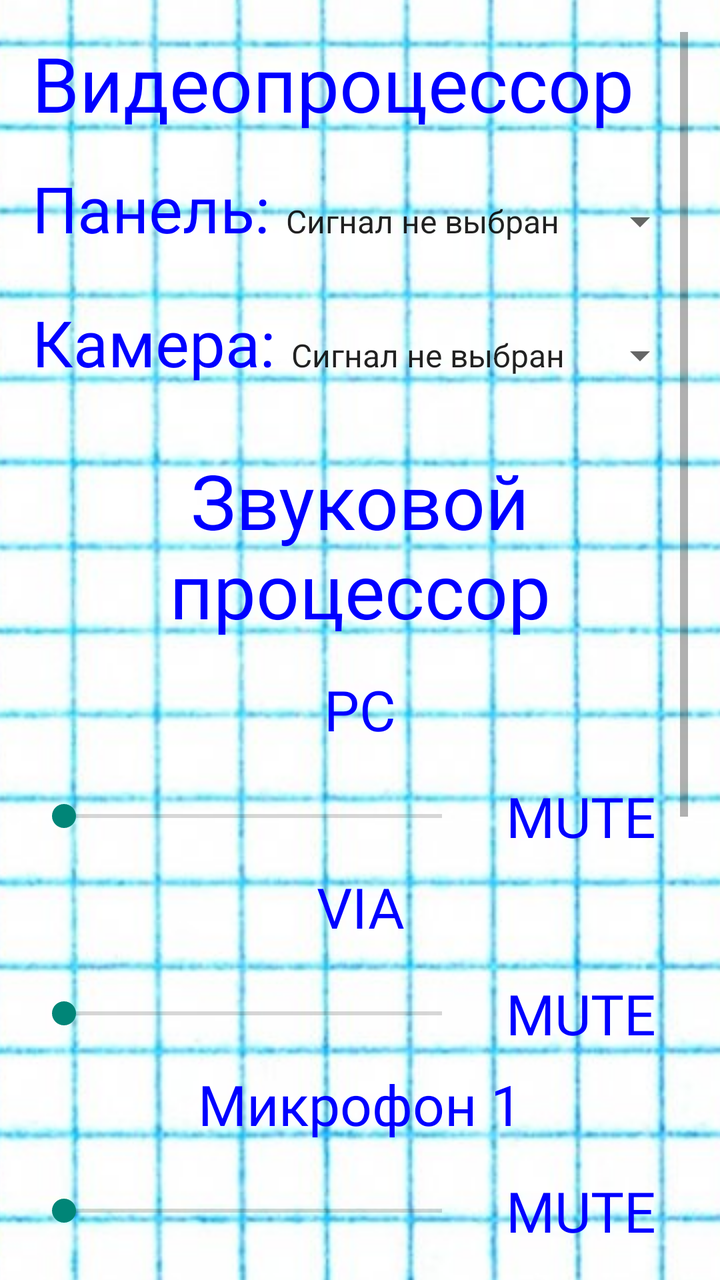
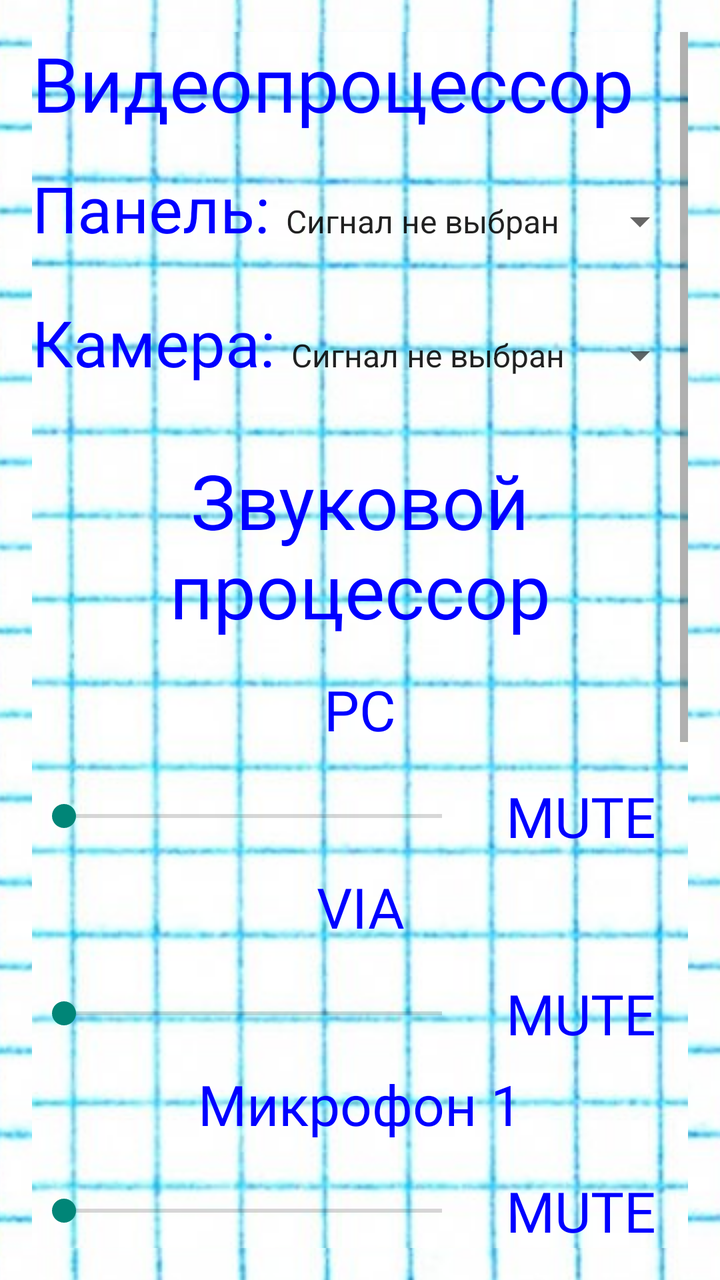

Screens rendered from an Android XML layout before and after an edit, with the pre-edit source and the edit as a unified diff.
<!-- AndroidManifest.xml: application theme Theme.AppCompat.Light.DarkActionBar -->
<!-- res/layout/activity_control.xml -->
<?xml version="1.0" encoding="utf-8"?>
<ScrollView xmlns:android="http://schemas.android.com/apk/res/android"
    android:layout_width="match_parent"
    android:layout_height="match_parent"
    android:padding="16dp"
    android:background="@drawable/background"> 

    <LinearLayout
        android:layout_width="match_parent"
        android:layout_height="wrap_content"
        android:orientation="vertical">

        
        <LinearLayout
            android:layout_width="match_parent"
            android:layout_height="wrap_content"
            android:orientation="vertical"
            android:paddingBottom="16dp">

            <TextView
                android:layout_width="wrap_content"
                android:layout_height="wrap_content"
                android:text="Видеопроцессор"
                android:textSize="38sp"
                android:gravity="center"
                android:textColor="#0000FF"
                android:fontFamily="@font/bohema_pink"
                android:paddingBottom="16dp"
                android:autoSizeTextType="uniform"
                android:autoSizeMinTextSize="24sp"
                android:autoSizeMaxTextSize="48sp"
                android:autoSizeStepGranularity="2sp" />

            
            <LinearLayout
                android:layout_width="match_parent"
                android:layout_height="wrap_content"
                android:orientation="horizontal"
                android:paddingBottom="8dp">

                <TextView
                    android:layout_width="wrap_content"
                    android:layout_height="wrap_content"
                    android:text="Панель:"
                    android:textSize="32sp"
                    android:gravity="center"
                    android:textColor="#0000FF"
                    android:fontFamily="@font/bohema_pink"
                    android:paddingBottom="16dp"
                    android:autoSizeTextType="uniform"
                    android:autoSizeMinTextSize="24sp"
                    android:autoSizeMaxTextSize="48sp"
                    android:autoSizeStepGranularity="2sp" />

                <Spinner
                    android:id="@+id/spinner_video_output_panel"
                    android:layout_width="0dp"
                    android:layout_height="wrap_content"
                    android:layout_weight="1"
                    android:prompt="@string/video_input"
                    android:entries="@array/video_inputs" />
            </LinearLayout>

            
            <LinearLayout
                android:layout_width="match_parent"
                android:layout_height="wrap_content"
                android:orientation="horizontal">

                <TextView
                    android:layout_width="wrap_content"
                    android:layout_height="wrap_content"
                    android:text="Камера:"
                    android:textSize="32sp"
                    android:gravity="center"
                    android:textColor="#0000FF"
                    android:fontFamily="@font/bohema_pink"
                    android:paddingBottom="16dp"
                    android:autoSizeTextType="uniform"
                    android:autoSizeMinTextSize="24sp"
                    android:autoSizeMaxTextSize="48sp"
                    android:autoSizeStepGranularity="2sp" />

                <Spinner
                    android:id="@+id/spinner_video_output_camera"
                    android:layout_width="0dp"
                    android:layout_height="wrap_content"
                    android:layout_weight="1"
                    android:prompt="@string/video_input"
                    android:entries="@array/video_inputs" />
            </LinearLayout>
        </LinearLayout>

        
        <LinearLayout
            android:layout_width="match_parent"
            android:layout_height="wrap_content"
            android:orientation="vertical"
            android:paddingBottom="16dp">

            <TextView
                android:layout_width="wrap_content"
                android:layout_height="wrap_content"
                android:text="Звуковой процессор"
                android:textSize="38sp"
                android:gravity="center"
                android:textColor="#0000FF"
                android:fontFamily="@font/bohema_pink"
                android:paddingBottom="16dp"
                android:autoSizeTextType="uniform"
                android:autoSizeMinTextSize="24sp"
                android:autoSizeMaxTextSize="48sp"
                android:autoSizeStepGranularity="2sp" />

            
            <LinearLayout
                android:layout_width="match_parent"
                android:layout_height="wrap_content"
                android:orientation="vertical"
                android:paddingBottom="8dp">

                
                <TextView
                    android:layout_width="match_parent"
                    android:layout_height="wrap_content"
                    android:text="PC"
                    android:textSize="28sp"
                    android:gravity="center"
                    android:textColor="#0000FF"
                    android:fontFamily="@font/bohema_pink"
                    android:paddingBottom="16dp"
                    android:autoSizeTextType="uniform"
                    android:autoSizeMinTextSize="24sp"
                    android:autoSizeMaxTextSize="48sp"
                    android:autoSizeStepGranularity="2sp" />

                
                <LinearLayout
                    android:layout_width="match_parent"
                    android:layout_height="wrap_content"
                    android:orientation="horizontal">

                    
                    <SeekBar
                        android:id="@+id/seekBar_volume_pc"
                        android:layout_width="0dp"
                        android:layout_height="wrap_content"
                        android:layout_weight="1"
                        android:max="100"
                        android:layout_gravity="center_vertical" />

                    
                    <TextView
                        android:id="@+id/text_mute_pc"
                        android:layout_width="wrap_content"
                        android:layout_height="wrap_content"
                        android:text="MUTE"
                        android:textSize="28sp"
                        android:gravity="center"
                        android:textColor="#0000FF"
                        android:fontFamily="@font/bohema_pink"
                        android:paddingLeft="16dp"
                        android:paddingRight="16dp"
                        android:clickable="true"
                        android:focusable="true" />
                </LinearLayout>
            </LinearLayout>

            
            <LinearLayout
                android:layout_width="match_parent"
                android:layout_height="wrap_content"
                android:orientation="vertical"
                android:paddingBottom="8dp">

                
                <TextView
                    android:layout_width="match_parent"
                    android:layout_height="wrap_content"
                    android:text="VIA"
                    android:textSize="28sp"
                    android:gravity="center"
                    android:textColor="#0000FF"
                    android:fontFamily="@font/bohema_pink"
                    android:paddingBottom="16dp"
                    android:autoSizeTextType="uniform"
                    android:autoSizeMinTextSize="24sp"
                    android:autoSizeMaxTextSize="48sp"
                    android:autoSizeStepGranularity="2sp" />

                
                <LinearLayout
                    android:layout_width="match_parent"
                    android:layout_height="wrap_content"
                    android:orientation="horizontal">

                    
                    <SeekBar
                        android:id="@+id/seekBar_volume_via"
                        android:layout_width="0dp"
                        android:layout_height="wrap_content"
                        android:layout_weight="1"
                        android:max="100"
                        android:layout_gravity="center_vertical" />

                    
                    <TextView
                        android:id="@+id/text_mute_via"
                        android:layout_width="wrap_content"
                        android:layout_height="wrap_content"
                        android:text="MUTE"
                        android:textSize="28sp"
                        android:gravity="center"
                        android:textColor="#0000FF"
                        android:fontFamily="@font/bohema_pink"
                        android:paddingLeft="16dp"
                        android:paddingRight="16dp"
                        android:clickable="true"
                        android:focusable="true" />
                </LinearLayout>
            </LinearLayout>

            
            <LinearLayout
                android:layout_width="match_parent"
                android:layout_height="wrap_content"
                android:orientation="vertical"
                android:paddingBottom="8dp">

                
                <TextView
                    android:layout_width="match_parent"
                    android:layout_height="wrap_content"
                    android:text="Микрофон 1"
                    android:textSize="28sp"
                    android:gravity="center"
                    android:textColor="#0000FF"
                    android:fontFamily="@font/bohema_pink"
                    android:paddingBottom="16dp"
                    android:autoSizeTextType="uniform"
                    android:autoSizeMinTextSize="24sp"
                    android:autoSizeMaxTextSize="48sp"
                    android:autoSizeStepGranularity="2sp" />

                
                <LinearLayout
                    android:layout_width="match_parent"
                    android:layout_height="wrap_content"
                    android:orientation="horizontal">

                    
                    <SeekBar
                        android:id="@+id/seekBar_volume_microphone_1"
                        android:layout_width="0dp"
                        android:layout_height="wrap_content"
                        android:layout_weight="1"
                        android:max="100"
                        android:layout_gravity="center_vertical" />

                    
                    <TextView
                        android:id="@+id/text_mute_microphone_1"
                        android:layout_width="wrap_content"
                        android:layout_height="wrap_content"
                        android:text="MUTE"
                        android:textSize="28sp"
                        android:gravity="center"
                        android:textColor="#0000FF"
                        android:fontFamily="@font/bohema_pink"
                        android:paddingLeft="16dp"
                        android:paddingRight="16dp"
                        android:clickable="true"
                        android:focusable="true" />
                </LinearLayout>
            </LinearLayout>

            
            <LinearLayout
                android:layout_width="match_parent"
                android:layout_height="wrap_content"
                android:orientation="vertical"
                android:paddingBottom="8dp">

                
                <TextView
                    android:layout_width="match_parent"
                    android:layout_height="wrap_content"
                    android:text="Микрофон 2"
                    android:textSize="28sp"
                    android:gravity="center"
                    android:textColor="#0000FF"
                    android:fontFamily="@font/bohema_pink"
                    android:paddingBottom="16dp"
                    android:autoSizeTextType="uniform"
                    android:autoSizeMinTextSize="24sp"
                    android:autoSizeMaxTextSize="48sp"
                    android:autoSizeStepGranularity="2sp" />

                
                <LinearLayout
                    android:layout_width="match_parent"
                    android:layout_height="wrap_content"
                    android:orientation="horizontal">

                    
                    <SeekBar
                        android:id="@+id/seekBar_volume_microphone_2"
                        android:layout_width="0dp"
                        android:layout_height="wrap_content"
                        android:layout_weight="1"
                        android:max="100"
                        android:layout_gravity="center_vertical" />

                    
                    <TextView
                        android:id="@+id/text_mute_microphone_2"
                        android:layout_width="wrap_content"
                        android:layout_height="wrap_content"
                        android:text="MUTE"
                        android:textSize="28sp"
                        android:gravity="center"
                        android:textColor="#0000FF"
                        android:fontFamily="@font/bohema_pink"
                        android:paddingLeft="16dp"
                        android:paddingRight="16dp"
                        android:clickable="true"
                        android:focusable="true" />
                </LinearLayout>
            </LinearLayout>

            
            <LinearLayout
                android:layout_width="match_parent"
                android:layout_height="wrap_content"
                android:orientation="vertical"
                android:paddingBottom="8dp">

                
                <TextView
                    android:layout_width="match_parent"
                    android:layout_height="wrap_content"
                    android:text="Микрофон 3"
                    android:textSize="28sp"
                    android:gravity="center"
                    android:textColor="#0000FF"
                    android:fontFamily="@font/bohema_pink"
                    android:paddingBottom="16dp"
                    android:autoSizeTextType="uniform"
                    android:autoSizeMinTextSize="24sp"
                    android:autoSizeMaxTextSize="48sp"
                    android:autoSizeStepGranularity="2sp" />

                
                <LinearLayout
                    android:layout_width="match_parent"
                    android:layout_height="wrap_content"
                    android:orientation="horizontal">

                    
                    <SeekBar
                        android:id="@+id/seekBar_volume_microphone_3"
                        android:layout_width="0dp"
                        android:layout_height="wrap_content"
                        android:layout_weight="1"
                        android:max="100"
                        android:layout_gravity="center_vertical" />

                    
                    <TextView
                        android:id="@+id/text_mute_microphone_3"
                        android:layout_width="wrap_content"
                        android:layout_height="wrap_content"
                        android:text="MUTE"
                        android:textSize="28sp"
                        android:gravity="center"
                        android:textColor="#0000FF"
                        android:fontFamily="@font/bohema_pink"
                        android:paddingLeft="16dp"
                        android:paddingRight="16dp"
                        android:clickable="true"
                        android:focusable="true" />
                </LinearLayout>
            </LinearLayout>
        </LinearLayout>

        
        <LinearLayout
            android:layout_width="match_parent"
            android:layout_height="wrap_content"
            android:orientation="vertical"
            android:paddingTop="8dp">

            
            <TextView
                android:id="@+id/text_camera_1"
                android:layout_width="match_parent"
                android:layout_height="wrap_content"
                android:text="Камера 1"
                android:textSize="28sp"
                android:gravity="center"
                android:textColor="#0000FF"
                android:fontFamily="@font/bohema_pink"
                android:padding="16dp"
                android:clickable="true"
                android:focusable="true" />

            
            <TextView
                android:id="@+id/text_camera_2"
                android:layout_width="match_parent"
                android:layout_height="wrap_content"
                android:text="Камера 2"
                android:textSize="28sp"
                android:gravity="center"
                android:textColor="#0000FF"
                android:fontFamily="@font/bohema_pink"
                android:padding="16dp"
                android:clickable="true"
                android:focusable="true" />
        </LinearLayout>

    </LinearLayout>
</ScrollView>
<!-- resources referenced by this layout -->
<resources>
  <string-array name="video_inputs">
          <item>Сигнал не выбран</item> 
          <item>VIA</item>
          <item>PC</item>
          <item>Камера 1</item>
          <item>Камера 2</item>
      </string-array>
  <!-- drawable background (drawable) -->
  <bitmap
      xmlns:android="http://schemas.android.com/apk/res/android"
      android:src="@drawable/background_image"
      android:gravity="center"
      android:tileMode="disabled" />
  <string name="video_input">Выберите вход</string>
  <!-- drawable background_image: png bitmap (drawable, 322341 bytes) -->
</resources>

<!-- the commit's change to res/layout/activity_control.xml (unified diff, before → after) -->
@@ -8,7 +8,8 @@
     <LinearLayout
         android:layout_width="match_parent"
         android:layout_height="wrap_content"
-        android:orientation="vertical">
+        android:orientation="vertical"
+        android:background="@drawable/background">
 
         
         <LinearLayout
